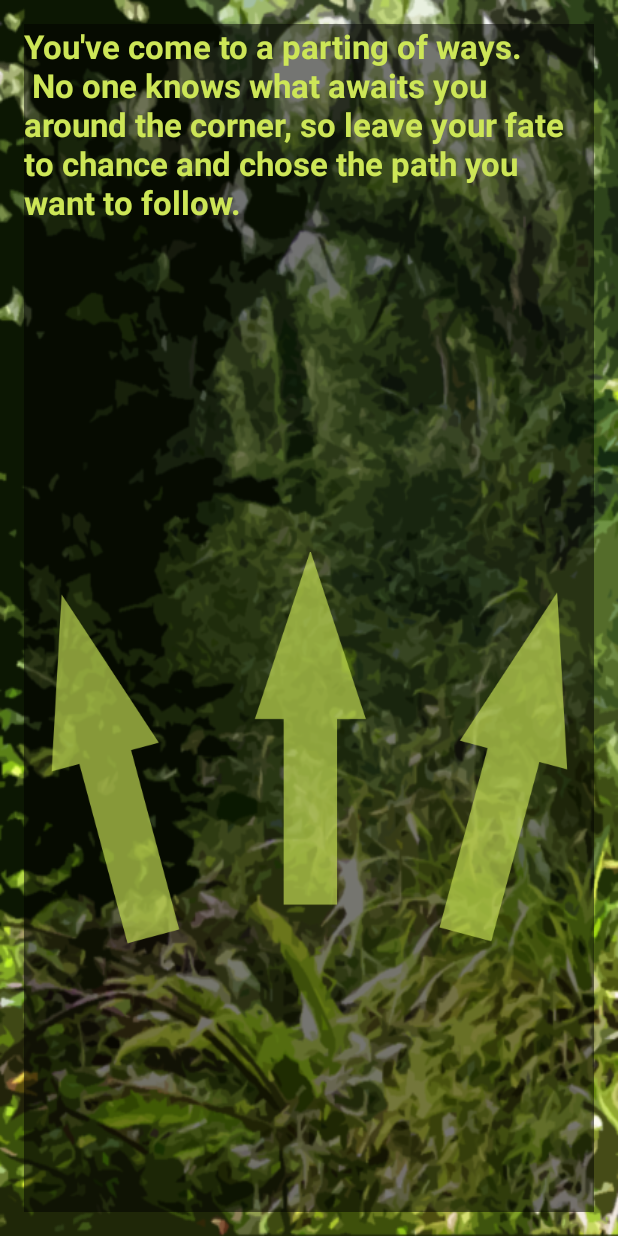
After one commit to mnefzger/PEM_App, an Android app: the fragment Game_Luck_Fragment shown on its own in the app's theme, on a phone screen of 412 x 824 dp. The commit adds this screen. Run offline under Robolectric (Android 15) with nearby library versions, the phone set to English and light mode, and no system bars; network calls fail.

Commit message:
luck als fragment + button

```diff
--- /dev/null
+++ b/app/src/main/java/com/pem/project/pem_app/Game_Luck_Fragment.java
@@ -0,0 +1,111 @@
+package com.pem.project.pem_app;
+
+import android.app.Fragment;
+import android.os.Bundle;
+import android.view.Menu;
+import android.view.MenuItem;
+import android.widget.Button;
+import android.widget.ImageButton;
+import android.view.View;
+import android.widget.TextView;
+
+import java.util.Random;
+
+import android.view.LayoutInflater;
+import android.view.ViewGroup;
+
+
+
+public class Game_Luck_Fragment extends Fragment implements View.OnClickListener{
+    private TextView luckText;
+    private ImageButton path1, path2, path3;
+    private Button done;
+    private Random r;
+    private int chance = 0;
+
+
+    public Game_Luck_Fragment(){
+
+    }
+
+    public static Game_Luck_Fragment newInstance(){//String m) {
+        Game_Luck_Fragment fragment = new Game_Luck_Fragment();
+        //Bundle args = new Bundle();
+        //args.putString(param1, m);
+        //fragment.setArguments(args);
+        return fragment;
+    }
+
+
+    @Override
+    public void onCreate(Bundle savedInstanceState) {
+        super.onCreate(savedInstanceState);
+    }
+
+
+
+    @Override
+    public View onCreateView(LayoutInflater inflater, ViewGroup container,
+                             Bundle savedInstanceState) {
+        // Inflate the layout for this fragment
+        View v = inflater.inflate(R.layout.fragment_game_luck, container, false);
+        /*
+    @Override
+    public void onCreate(Bundle savedInstanceState) {
+        super.onCreate(savedInstanceState);
+        setContentView(R.layout.fragment_game_luck);
+*/
+        luckText = (TextView)v.findViewById(R.id.luckText);
+        path1 = (ImageButton)v.findViewById(R.id.luckPath1);
+        path2 = (ImageButton)v.findViewById(R.id.luckPath2);
+        path3 = (ImageButton)v.findViewById(R.id.luckPath3);
+        done = (Button)v.findViewById(R.id.luckDone);
+
+
+        View.OnClickListener askFate = new View.OnClickListener() {
+            @Override
+            public void onClick(View view) {
+                playLucky();
+            }
+        };
+
+        path1.setOnClickListener(askFate);
+        path2.setOnClickListener(askFate);
+        path3.setOnClickListener(askFate);
+        return v;
+
+    }
+
+    public void playLucky(){
+        //randomly generate result
+        r = new Random();
+        chance = r.nextInt(10) + 1;
+            if(chance<=5){
+            //50% lucky - gain of key
+                luckText.setText("\nBy the wayside of the path you chose, you found a key!");
+
+            }else if(chance<=8){
+            //30% neutral - no pain & no gain
+                luckText.setText("\nYou continue your way along the chosen path.");
+
+            }else{
+            //20% bad luck - loss of key
+                luckText.setText("\nJust around the corner, a raging rhino appears and starts to charge after you with heavy stomps! \n\n You manage to escape up a tree just in time, but unfortunately you lost a key on the way.");
+            }
+        chance = 0;
+        //later open result fragment with accept button to return to game screen ;)
+        path1.setVisibility(View.INVISIBLE);
+        path2.setVisibility(View.INVISIBLE);
+        path3.setVisibility(View.INVISIBLE);
+        done.setEnabled(true);
+        done.setVisibility(View.VISIBLE);
+    }
+
+
+    @Override
+    public void onClick(View view) {
+
+    }
+
+
+}
--- /dev/null
+++ b/app/src/main/res/layout/fragment_game_luck.xml
@@ -0,0 +1,82 @@
+<RelativeLayout xmlns:android="http://schemas.android.com/apk/res/android"
+    xmlns:tools="http://schemas.android.com/tools" android:layout_width="match_parent"
+    android:layout_height="match_parent" android:paddingLeft="@dimen/activity_horizontal_margin"
+    android:paddingRight="@dimen/activity_horizontal_margin"
+    android:paddingTop="@dimen/activity_vertical_margin"
+    android:paddingBottom="@dimen/activity_vertical_margin"
+    tools:context="com.pem.project.pem_app.Game_Luck_Fragment"
+    android:background="@drawable/luck_bg">
+
+    <TextView
+        android:text="You've come to a parting of ways. \n No one knows what awaits you around the corner, so leave your fate to chance and chose the path you want to follow."
+        android:layout_width="fill_parent"
+        android:layout_height="wrap_content"
+        android:id="@+id/luckText"
+        android:textSize="22dp"
+        android:textColor="#cde657"
+        android:textStyle="bold"
+        android:background="#85000000"/>
+
+    <LinearLayout
+        xmlns:android="http://schemas.android.com/apk/res/android"
+        android:paddingTop="4dip"
+        android:paddingBottom="6dip"
+        android:layout_width="fill_parent"
+        android:layout_height="fill_parent"
+        android:layout_below="@+id/luckText"
+        android:background="#85000000">
+
+        <ImageButton
+            android:id="@+id/luckPath1"
+            android:layout_width="wrap_content"
+            android:layout_height="fill_parent"
+            android:layout_weight="0.33"
+            android:layout_below="@+id/luckText"
+            android:layout_alignParentLeft="true"
+            android:layout_alignParentStart="true"
+            android:layout_marginTop="42dp"
+            android:src="@drawable/luck_arrow_left"
+            android:background="@null"
+            />
+
+        <ImageButton
+            android:id="@+id/luckPath2"
+            android:layout_width="wrap_content"
+            android:layout_height="fill_parent"
+            android:layout_weight="0.33"
+            android:layout_below="@+id/luckText"
+            android:layout_marginTop="42dp"
+            android:layout_toRightOf="@+id/luckPath1"
+            android:layout_toEndOf="@+id/luckPath1"
+            android:src="@drawable/luck_arrow_up"
+            android:background="@null"/>
+
+        <ImageButton
+            android:id="@+id/luckPath3"
+            android:layout_width="wrap_content"
+            android:layout_height="fill_parent"
+            android:layout_weight="0.33"
+            android:layout_below="@+id/luckText"
+            android:layout_marginTop="42dp"
+            android:layout_toRightOf="@+id/luckPath2"
+            android:layout_toEndOf="@+id/luckPath2"
+            android:src="@drawable/luck_arrow_right"
+            android:background="@null"/>
+
+    </LinearLayout>
+
+    <Button
+        android:id="@+id/luckDone"
+        android:text="Continue your journey"
+        android:state_enabled="false"
+        android:layout_width="fill_parent"
+        android:layout_height="40dp"
+        android:layout_marginTop="33dp"
+        android:layout_below="@+id/luckText"
+        android:visibility="invisible"
+        android:background="#cde657"
+        android:textSize="22dp"
+        android:textColor="#000000"
+        android:textStyle="bold"/>
+
+</RelativeLayout>
--- a/app/src/main/res/menu/menu_luck.xml
+++ b/app/src/main/res/menu/menu_luck.xml
@@ -1,6 +1,6 @@
 <menu xmlns:android="http://schemas.android.com/apk/res/android"
     xmlns:tools="http://schemas.android.com/tools"
-    tools:context="com.pem.project.pem_app.LuckActivity">
+    tools:context="com.pem.project.pem_app.Game_Luck_Fragment">
     <item android:id="@+id/action_settings" android:title="@string/action_settings"
         android:orderInCategory="100" android:showAsAction="never" />
 </menu>
```
Also changed, not shown: app/src/main/java/com/pem/project/pem_app/Game_Main_Fragment.java (+18 -0 lines), app/src/main/res/layout/fragment_game_main.xml (+15 -4 lines).
